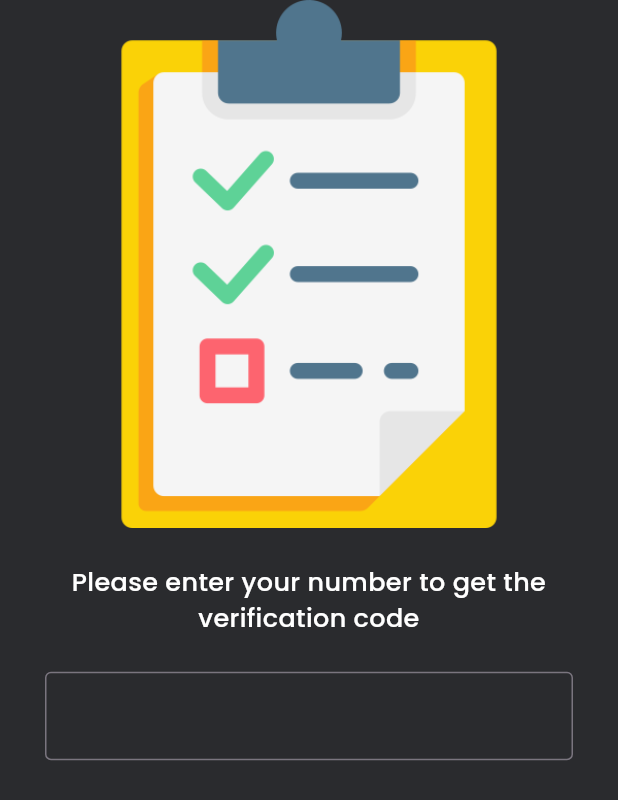
After one commit to muhtar-sgk/TodoAppRiverpod, a Flutter app: the screen it shows after launch, after a tap on "Skip", after a tap on "Login with phone", on a phone screen of 412 x 824 dp. The commit adds this screen. Shown: the top 800 px of the screen. Run offline on Flutter 3.47's test engine with Material 2 defaults, Android fonts, the phone set to English and light mode, and no system bars; our stand-ins replace flutter_screenutil, flutter_vector_icons, google_fonts, smooth_page_indicator.

Commit message:
add sign in screen

```diff
--- /dev/null
+++ b/lib/features/authentication/views/sign_in_screen.dart
@@ -0,0 +1,46 @@
+import 'package:flutter/material.dart';
+import 'package:google_fonts/google_fonts.dart';
+import 'package:riverpod_todoapp/core/common/widgets/white_space.dart';
+import 'package:riverpod_todoapp/core/res/colours.dart';
+import 'package:riverpod_todoapp/core/res/image_res.dart';
+
+class SignInScreen extends StatelessWidget {
+  const SignInScreen({super.key});
+
+  @override
+  Widget build(BuildContext context) {
+    return Scaffold(
+      body: SafeArea(
+        child: ListView(
+          padding: const EdgeInsets.symmetric(horizontal: 30),
+          children: [
+            Image.asset(ImageRes.todo),
+            const WhiteSpace(height: 20),
+            Text(
+              'Please enter your number to get the verification code',
+              textAlign: TextAlign.center,
+              style: GoogleFonts.poppins(
+                fontSize: 17,
+                color: Colours.light,
+                fontWeight: FontWeight.w500
+              ),
+            ),
+            const WhiteSpace(height: 20),
+            TextField(
+              style: GoogleFonts.poppins(
+                fontSize: 18,
+                color: Colours.light,
+                fontWeight: FontWeight.w700
+              ),
+              decoration: InputDecoration(
+                border: OutlineInputBorder(
+
+                )
+              ),
+            )
+          ],
+        ),
+      ),
+    );
+  }
+}
--- a/lib/features/on_boarding/views/on_boarding_screen.dart
+++ b/lib/features/on_boarding/views/on_boarding_screen.dart
@@ -1,22 +1,12 @@
 import 'package:flutter/material.dart';
-import 'package:flutter_screenutil/flutter_screenutil.dart';
 import 'package:flutter_vector_icons/flutter_vector_icons.dart';
-import 'package:google_fonts/google_fonts.dart';
 import 'package:riverpod_todoapp/core/common/widgets/white_space.dart';
 import 'package:riverpod_todoapp/core/res/colours.dart';
-import 'package:riverpod_todoapp/core/res/image_res.dart';
 import 'package:riverpod_todoapp/features/on_boarding/views/widgets/first_page.dart';
 import 'package:riverpod_todoapp/features/on_boarding/views/widgets/second_page.dart';
 import 'package:smooth_page_indicator/smooth_page_indicator.dart';
 
 import '../../../core/common/widgets/fading_text.dart';
-
-// OnboardingScreen
-// Imaga
-// Title
-// Sub Title
-// Skip Button
-// Swipe Indicator
 
 class OnBoardingScreen extends StatefulWidget {
   const OnBoardingScreen({super.key});
@@ -37,7 +27,6 @@ class _OnBoardingScreenState extends State<OnBoardingScreen> {
   @override
   Widget build(BuildContext context) {
     return Scaffold(
-      backgroundColor: Colours.darkBackground,
       body: SafeArea(
         child: Stack(alignment: AlignmentDirectional.bottomCenter, children: [
           PageView(
--- a/lib/features/on_boarding/views/widgets/second_page.dart
+++ b/lib/features/on_boarding/views/widgets/second_page.dart
@@ -2,6 +2,7 @@ import 'package:flutter/material.dart';
 import 'package:google_fonts/google_fonts.dart';
 import 'package:riverpod_todoapp/core/common/widgets/round_button.dart';
 import 'package:riverpod_todoapp/core/res/colours.dart';
+import 'package:riverpod_todoapp/features/authentication/views/sign_in_screen.dart';
 
 import '../../../../core/common/widgets/white_space.dart';
 import '../../../../core/res/image_res.dart';
@@ -17,8 +18,12 @@ class SecondPage extends StatelessWidget {
         Image.asset(ImageRes.todo),
         const WhiteSpace(height: 50),
         RoundButton(
-          text: 'Login with Phone',
-          onPressed: (){}
+          text: 'Login with phone',
+          onPressed: (){
+            Navigator.push(
+              context,
+              MaterialPageRoute(builder: (_) => const SignInScreen()));
+          }
         )
       ]),
     );
--- a/lib/main.dart
+++ b/lib/main.dart
@@ -1,5 +1,6 @@
 import 'package:flutter/material.dart';
 import 'package:flutter_screenutil/flutter_screenutil.dart';
+import 'package:riverpod_todoapp/core/res/colours.dart';
 
 import 'features/on_boarding/views/on_boarding_screen.dart';
 
@@ -22,6 +23,7 @@ class MyApp extends StatelessWidget {
           debugShowCheckedModeBanner: false,
           theme: ThemeData(
               colorScheme: ColorScheme.fromSeed(seedColor: Colors.deepPurple),
+              scaffoldBackgroundColor: Colours.darkBackground,
               useMaterial3: true),
           home: const OnBoardingScreen(),
         );
```
